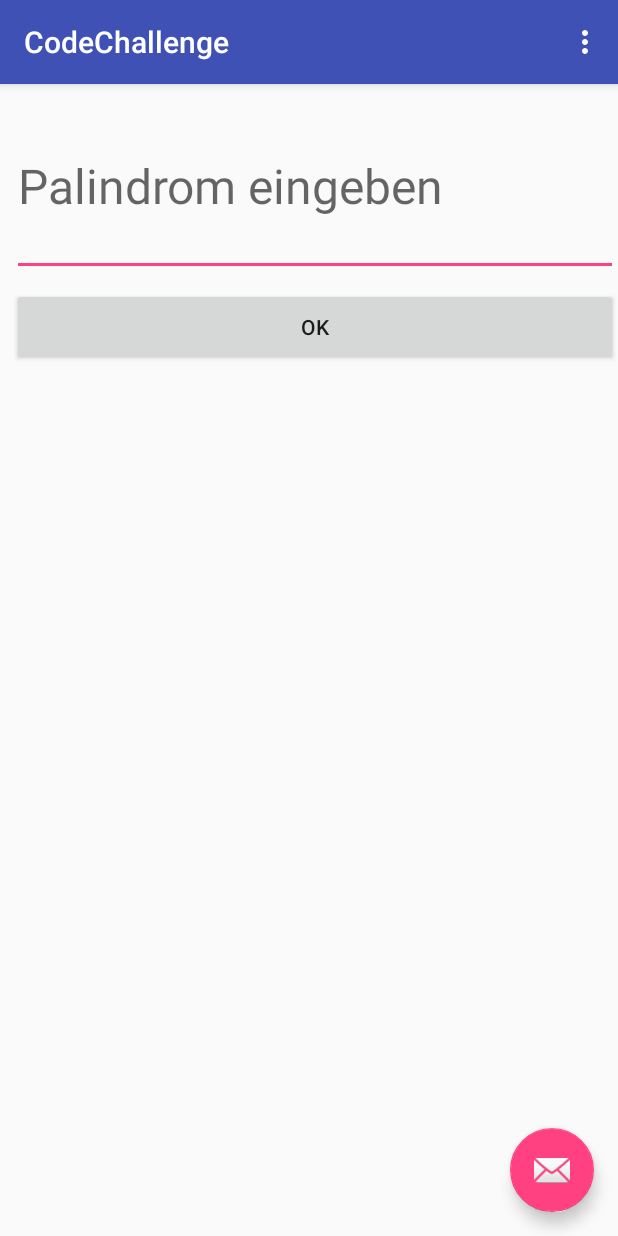
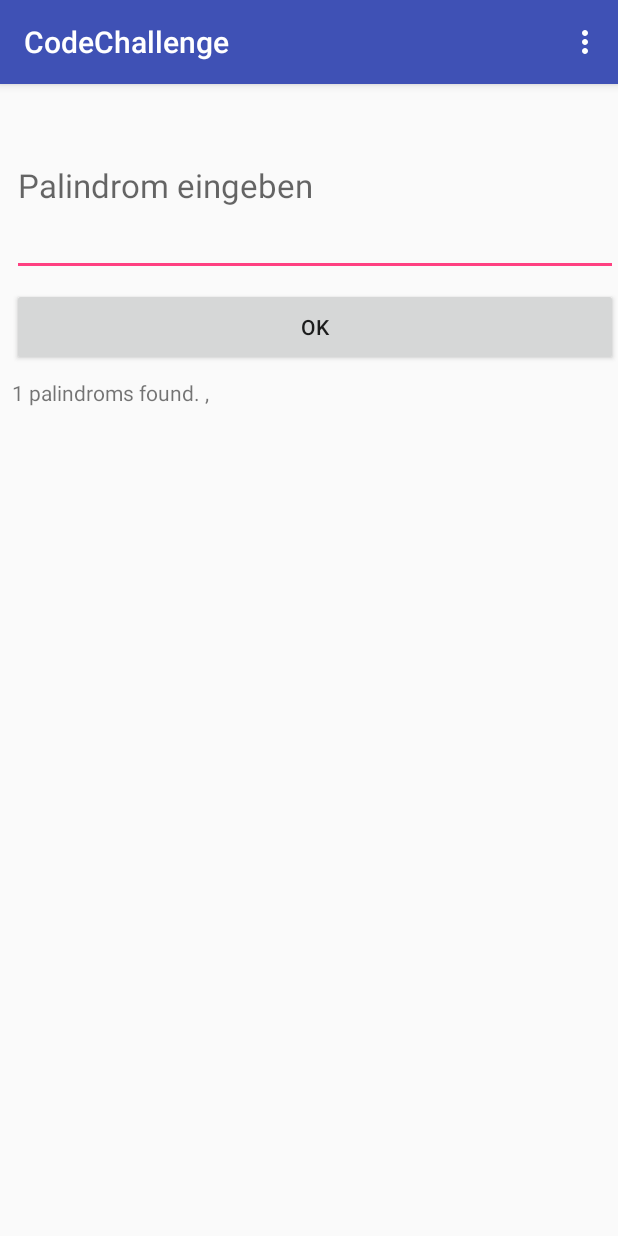
Before and after one commit to IlMike22/CodeChallenge, an Android app: the screen it shows after launch (MainActivity), in the options menu, after a tap on "Settings", on a phone screen of 412 x 824 dp. Run offline under Robolectric (Android 15) with nearby library versions, the phone set to English and light mode, and no system bars.

Commit message:
wrote searchForPalindrome()

```diff
--- a/app/src/main/java/com/mwidlok/codechallenge/MainActivity.kt
+++ b/app/src/main/java/com/mwidlok/codechallenge/MainActivity.kt
@@ -3,10 +3,12 @@ package com.mwidlok.codechallenge
 import android.os.Bundle
 import android.support.design.widget.Snackbar
 import android.support.v7.app.AppCompatActivity
+import android.util.Log
 import android.view.Menu
 import android.view.MenuItem
 
 import kotlinx.android.synthetic.main.activity_main.*
+import kotlinx.android.synthetic.main.content_main.*
 
 class MainActivity : AppCompatActivity() {
 
@@ -15,9 +17,9 @@ class MainActivity : AppCompatActivity() {
         setContentView(R.layout.activity_main)
         setSupportActionBar(toolbar)
 
-        fab.setOnClickListener { view ->
-            Snackbar.make(view, "Replace with your own action", Snackbar.LENGTH_LONG)
-                    .setAction("Action", null).show()
+        btnOk.setOnClickListener {
+            Log.i("CodeChallenge","button clicked")
+            searchForPalindroms(txtPalindrom.text.toString())
         }
     }
 
@@ -36,4 +38,29 @@ class MainActivity : AppCompatActivity() {
             else -> super.onOptionsItemSelected(item)
         }
     }
+
+    private fun searchForPalindroms(textInput : String)
+    {
+        // seperate the words
+
+        var words = textInput.split(" ")
+        var amountPalindroms = 0
+        var palindromeString:String = ""
+
+        for (word in words)
+        {
+            // check every single word if it`s a palindrome.
+            var revWord = word.reversed()
+            Log.i("Challenge","Reversed string is $revWord")
+            for (word in words)
+                if (revWord == word)
+                {
+                    palindromeString += revWord + ","
+                    amountPalindroms++
+                }
+
+        }
+
+        tvResult.text = "$amountPalindroms palindroms found. $palindromeString"
+    }
 }
--- a/app/src/main/res/layout/activity_main.xml
+++ b/app/src/main/res/layout/activity_main.xml
@@ -22,12 +22,4 @@
 
     <include layout="@layout/content_main" />
 
-    <android.support.design.widget.FloatingActionButton
-        android:id="@+id/fab"
-        android:layout_width="wrap_content"
-        android:layout_height="wrap_content"
-        android:layout_gravity="bottom|end"
-        android:layout_margin="@dimen/fab_margin"
-        app:srcCompat="@android:drawable/ic_dialog_email" />
-
 </android.support.design.widget.CoordinatorLayout>
--- a/app/src/main/res/layout/content_main.xml
+++ b/app/src/main/res/layout/content_main.xml
@@ -14,7 +14,7 @@
         android:hint="@string/define_palindrome_txt"
         android:layout_height="120dp"
         android:layout_marginStart="8dp"
-        android:textSize="32dp"
+        android:textSize="22dp"
         android:layout_marginTop="8dp"
         app:layout_constraintStart_toStartOf="parent"
         app:layout_constraintTop_toTopOf="parent" />
@@ -29,4 +29,14 @@
         app:layout_constraintStart_toStartOf="parent"
         app:layout_constraintTop_toBottomOf="@+id/txtPalindrom" />
 
+    <TextView
+        android:id="@+id/tvResult"
+        android:layout_width="match_parent"
+        android:layout_height="26dp"
+        android:layout_marginStart="8dp"
+        android:layout_marginTop="8dp"
+        android:text="Ergebnis"
+        app:layout_constraintStart_toStartOf="parent"
+        app:layout_constraintTop_toBottomOf="@+id/btnOk" />
+
 </android.support.constraint.ConstraintLayout>
```
